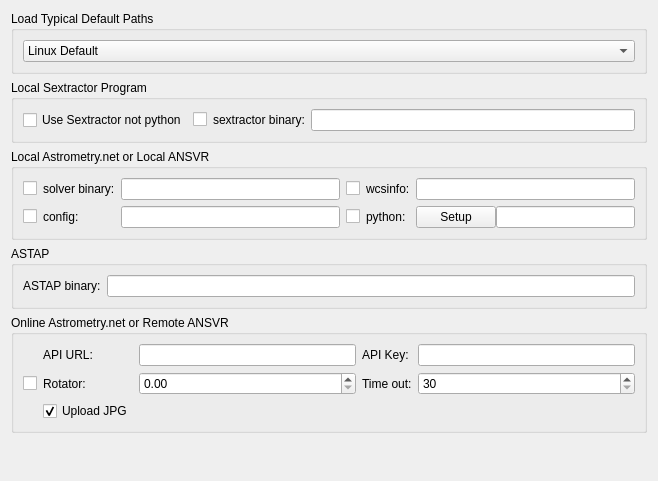
This is kstars/ekos/align/opsprograms.ui in KDE/kstars as Qt 5 draws it before an edit. The edited form follows.
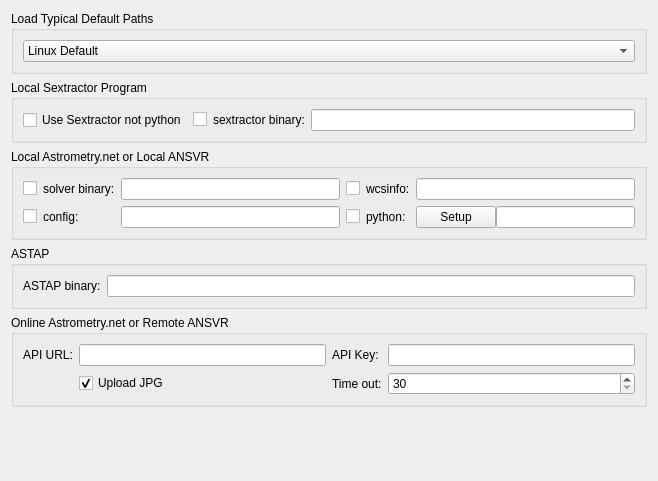
This is the edited form.

Commit message: Rotator and default paths combo box

Diff of the .ui file:
```diff
--- a/kstars/ekos/align/opsprograms.ui
+++ b/kstars/ekos/align/opsprograms.ui
@@ -272,8 +272,8 @@
       <string>Online Astrometry.net or Remote ANSVR</string>
      </property>
      <layout class="QGridLayout" name="gridLayout_4">
-      <item row="2" column="0">
-       <widget class="QCheckBox" name="kcfg_AstrometryUseRotator">
+      <item row="0" column="1">
+       <widget class="QLineEdit" name="kcfg_AstrometryAPIURL">
         <property name="toolTip">
          <string>&lt;html&gt;&lt;head/&gt;&lt;body&gt;&lt;p&gt;On Load &amp;amp; Slew, solve the image and slew the mount to the target location and then rotate the camera to match the orientation of the FITS image.&lt;/p&gt;&lt;/body&gt;&lt;/html&gt;</string>
         </property>
@@ -282,28 +282,21 @@
         </property>
        </widget>
       </item>
-      <item row="0" column="1">
+      <item row="0" column="0">
        <widget class="QLabel" name="label_18">
         <property name="text">
          <string>API URL:</string>
         </property>
        </widget>
       </item>
-      <item row="0" column="4">
-       <widget class="QLabel" name="label_17">
-        <property name="text">
-         <string>API Key:</string>
-        </property>
-       </widget>
-      </item>
-      <item row="2" column="4">
+      <item row="2" column="3">
        <widget class="QLabel" name="label">
         <property name="text">
          <string>Time out:</string>
         </property>
        </widget>
       </item>
-      <item row="2" column="5">
+      <item row="2" column="4">
        <widget class="QSpinBox" name="kcfg_AstrometryTimeout">
         <property name="toolTip">
          <string>Timeout in seconds to wait for astrometry solver to complete</string>
@@ -316,7 +309,7 @@
         </property>
        </widget>
       </item>
-      <item row="0" column="5">
+      <item row="0" column="4">
        <widget class="QLineEdit" name="kcfg_AstrometryAPIKey">
         <property name="toolTip">
          <string>API Key</string>
@@ -326,31 +319,14 @@
         </property>
        </widget>
       </item>
-      <item row="0" column="2">
-       <widget class="QLineEdit" name="kcfg_AstrometryAPIURL">
-        <property name="toolTip">
-         <string>API URL</string>
-        </property>
+      <item row="0" column="3">
+       <widget class="QLabel" name="label_17">
         <property name="text">
-         <string/>
+         <string>API Key:</string>
         </property>
        </widget>
       </item>
       <item row="2" column="1">
-       <widget class="QLabel" name="label_2">
-        <property name="text">
-         <string>Rotator:</string>
-        </property>
-       </widget>
-      </item>
-      <item row="2" column="2">
-       <widget class="QDoubleSpinBox" name="kcfg_AstrometryRotatorThreshold">
-        <property name="toolTip">
-         <string>&lt;html&gt;&lt;head/&gt;&lt;body&gt;&lt;p&gt;Rotator threshold in arc-minutes when using Load &amp;amp; Slew. If the difference between measured position angle and FITS position angle is below this value, the Load &amp;amp; Slew operation is considered successful.&lt;/p&gt;&lt;/body&gt;&lt;/html&gt;</string>
-        </property>
-       </widget>
-      </item>
-      <item row="3" column="1">
        <widget class="QCheckBox" name="kcfg_AstrometryUseJPEG">
         <property name="toolTip">
          <string>Use JPEG format, instead of FITS, to upload images to the online astrometry.net service</string>
```
Left out of the diff: 4 changed lines with no effect on the pictures. The commit also changes 3 other files.
